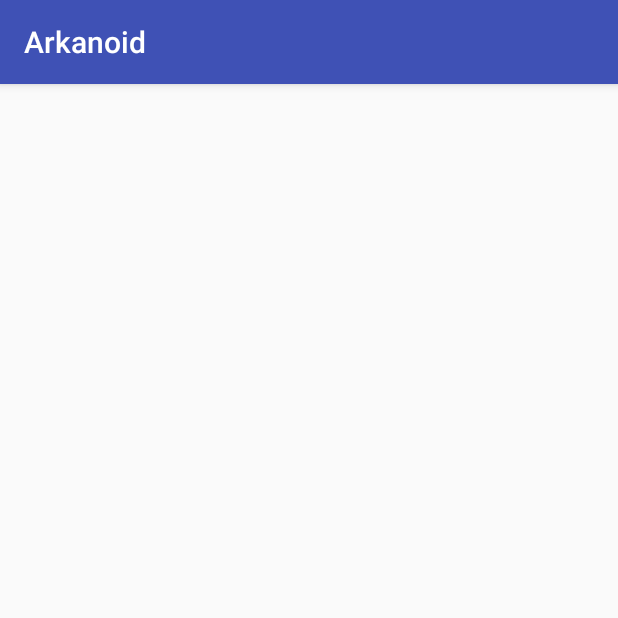
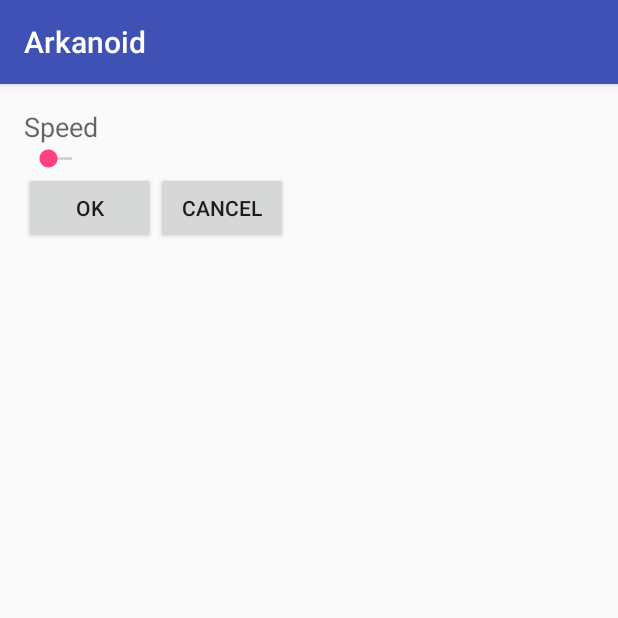
Before and after one commit to kiberzoid/Arkanoid, an Android app: the SettingsActivity screen opened directly, with no data from a screen before it, on a phone screen of 412 x 824 dp, the top half of it. Run offline under Robolectric (Android 15) with nearby library versions, the phone set to English and light mode, and no system bars.

Commit message:
страница настроек

```diff
--- a/app/src/main/res/layout/activity_settings.xml
+++ b/app/src/main/res/layout/activity_settings.xml
@@ -7,4 +7,40 @@
     android:paddingBottom="@dimen/activity_vertical_margin"
     tools:context="kiberzoid.arkanoid.SettingsActivity">
 
+    <TextView
+        android:layout_width="wrap_content"
+        android:layout_height="wrap_content"
+        android:textAppearance="?android:attr/textAppearanceMedium"
+        android:text="@string/speed_text"
+        android:id="@+id/speed_text"
+        android:layout_alignParentTop="true"
+        android:layout_alignParentLeft="true"
+        android:layout_alignParentStart="true" />
+
+    <SeekBar
+        android:layout_width="wrap_content"
+        android:layout_height="wrap_content"
+        android:id="@+id/seekBar"
+        android:layout_below="@+id/speed_text"
+        android:layout_alignParentLeft="true"
+        android:layout_alignParentStart="true" />
+
+    <Button
+        android:layout_width="wrap_content"
+        android:layout_height="wrap_content"
+        android:text="@string/settings_ok_button"
+        android:id="@+id/setting_ok_button"
+        android:layout_below="@+id/seekBar"
+        android:layout_alignParentLeft="true"
+        android:layout_alignParentStart="true" />
+
+    <Button
+        android:layout_width="wrap_content"
+        android:layout_height="wrap_content"
+        android:text="@string/settings_cancel_button"
+        android:id="@+id/settings_cancel_button"
+        android:layout_alignTop="@+id/setting_ok_button"
+        android:layout_toRightOf="@+id/setting_ok_button"
+        android:layout_toEndOf="@+id/setting_ok_button" />
+
 </RelativeLayout>
--- a/app/src/main/res/values/strings.xml
+++ b/app/src/main/res/values/strings.xml
@@ -2,6 +2,9 @@
     <string name="app_name">Arkanoid</string>
     <string name="start_button">Start</string>
     <string name="settings_button">Settings</string>
+    <string name="settings_ok_button">Ok</string>
+    <string name="settings_cancel_button">Cancel</string>
     <string name="hello_text">Lets get start</string>
     <string name="title_activity_game">GameActivity</string>
+    <string name="speed_text">Speed</string>
 </resources>
```
